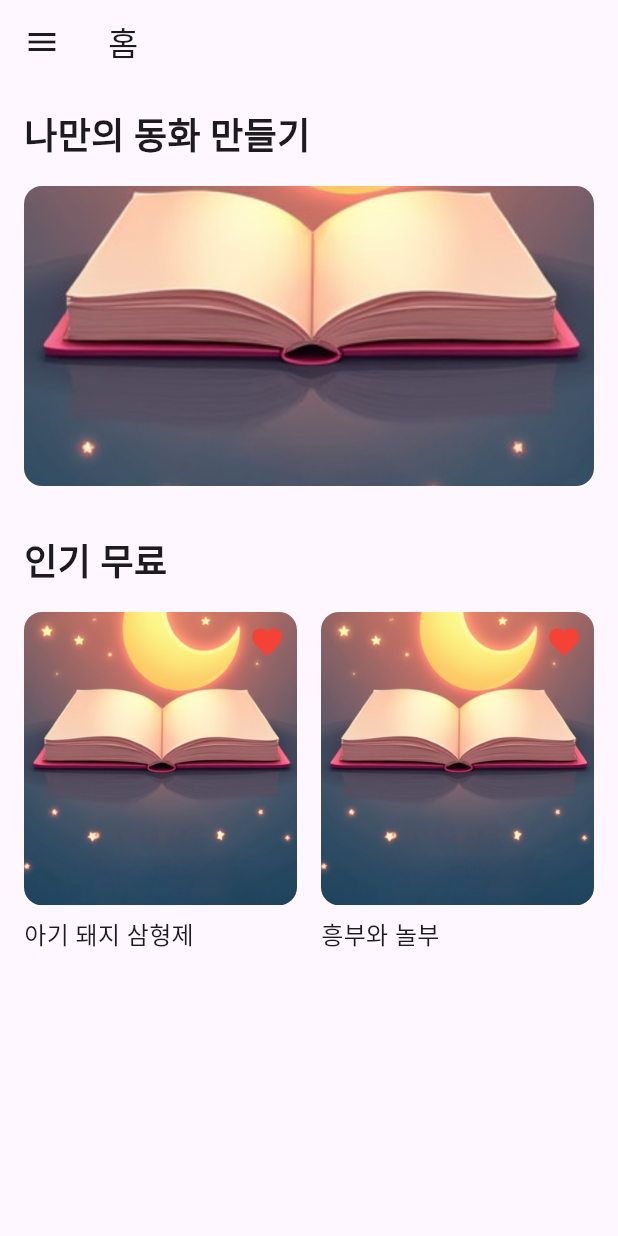
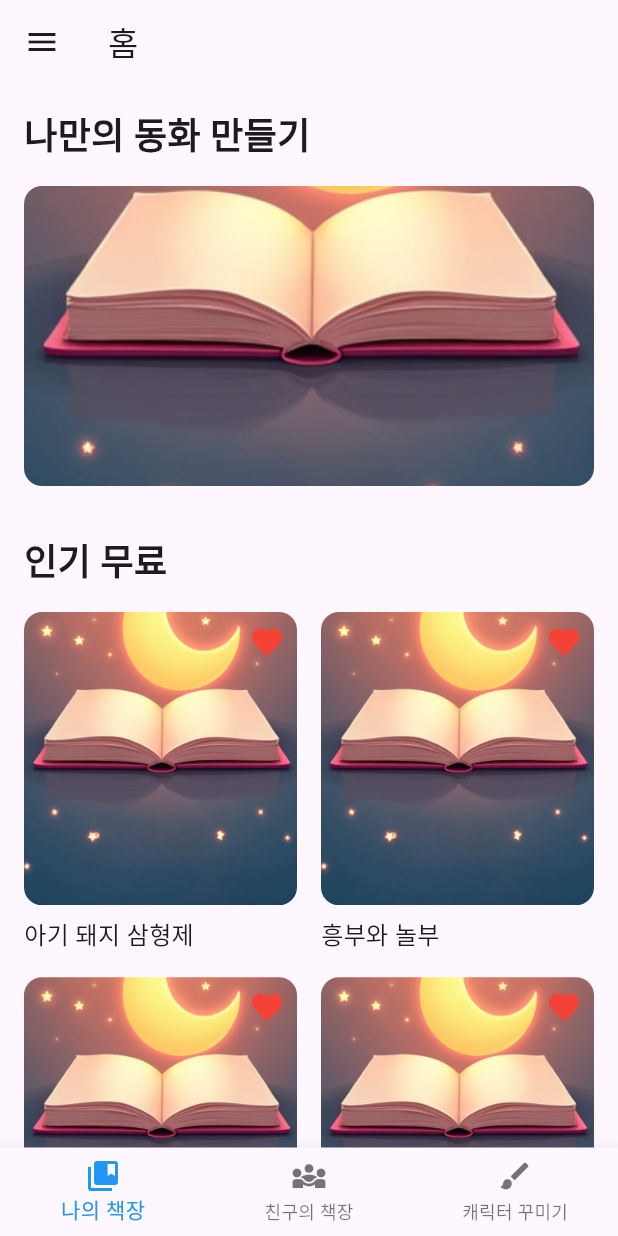
Before and after one commit to SeongJae999/dreamingStory, a Flutter app: the HomePage screen opened directly, on a phone screen of 412 x 824 dp. Run offline on Flutter 3.47's test engine with Material 3 defaults, Android fonts, the phone set to English and light mode, and no system bars; our stand-ins replace cloud_firestore, firebase_auth, firebase_core, google_sign_in, shared_preferences; accounts and stored records are empty.

Commit message:
하단바 생성

```diff
--- a/flutter/lib/pages/home.dart
+++ b/flutter/lib/pages/home.dart
@@ -126,11 +126,64 @@ class HomePage extends StatelessWidget {
                       // 흥부와 놀부 페이지로 이동
                     },
                   ),
+                  _buildStoryCard(
+                    context,
+                    '흥부와 놀부',
+                    'assets/images/background.png',
+                    () {
+                      // 흥부와 놀부 페이지로 이동
+                    },
+                  ),
+                  _buildStoryCard(
+                    context,
+                    '흥부와 놀부',
+                    'assets/images/background.png',
+                    () {
+                      // 흥부와 놀부 페이지로 이동
+                    },
+                  ),
+                  _buildStoryCard(
+                    context,
+                    '흥부와 놀부',
+                    'assets/images/background.png',
+                    () {
+                      // 흥부와 놀부 페이지로 이동
+                    },
+                  ),
+                  _buildStoryCard(
+                    context,
+                    '흥부와 놀부',
+                    'assets/images/background.png',
+                    () {
+                      // 흥부와 놀부 페이지로 이동
+                    },
+                  ),
                 ],
               ),
             ],
           ),
         ),
+      ),
+      bottomNavigationBar: BottomNavigationBar(
+        items: const <BottomNavigationBarItem>[
+          BottomNavigationBarItem(
+            icon: Icon(Icons.collections_bookmark),
+            label: '나의 책장',
+          ),
+          BottomNavigationBarItem(
+            icon: Icon(Icons.diversity_3),
+            label: '친구의 책장',
+          ),
+          BottomNavigationBarItem(
+            icon: Icon(Icons.brush),
+            label: '캐릭터 꾸미기',
+          ),
+        ],
+        currentIndex: 0,
+        selectedItemColor: Colors.blue,
+        onTap: (index) {
+          // 하단바 아이템 클릭 시 동작 구현 필요
+        },
       ),
     );
   }
--- a/flutter/lib/pages/storyGenerate/story_display_page.dart
+++ b/flutter/lib/pages/storyGenerate/story_display_page.dart
@@ -34,7 +34,7 @@ class _StoryDisplayPageState extends State<StoryDisplayPage> {
   Future<void> _fetchStory() async {
     try {
       final response = await http.post(
-        Uri.parse('https://37d8-222-239-25-12.ngrok-free.app/generate_story'),
+        Uri.parse('https://279d-222-239-25-12.ngrok-free.app/generate_story'),
         headers: {'Content-Type': 'application/json'},
         body: jsonEncode({'topic': widget.topic}),
       );
```
